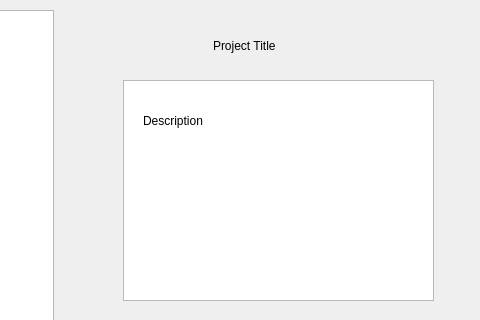
Qt form studentmanageprojectview.ui (abhinavthukral28/stuPID) before a commit; both pictures show x 137 to 617 and y 0 to 320 of the 617 by 476 pixel window.
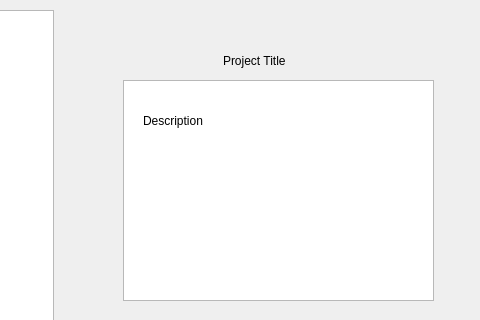
The same form after that commit.

```diff
--- a/studentmanageprojectview.ui
+++ b/studentmanageprojectview.ui
@@ -75,10 +75,10 @@
   <widget class="QLabel" name="ProjectTitle">
    <property name="geometry">
     <rect>
-     <x>350</x>
-     <y>30</y>
-     <width>111</width>
-     <height>31</height>
+     <x>360</x>
+     <y>50</y>
+     <width>91</width>
+     <height>21</height>
     </rect>
    </property>
    <property name="text">
```
